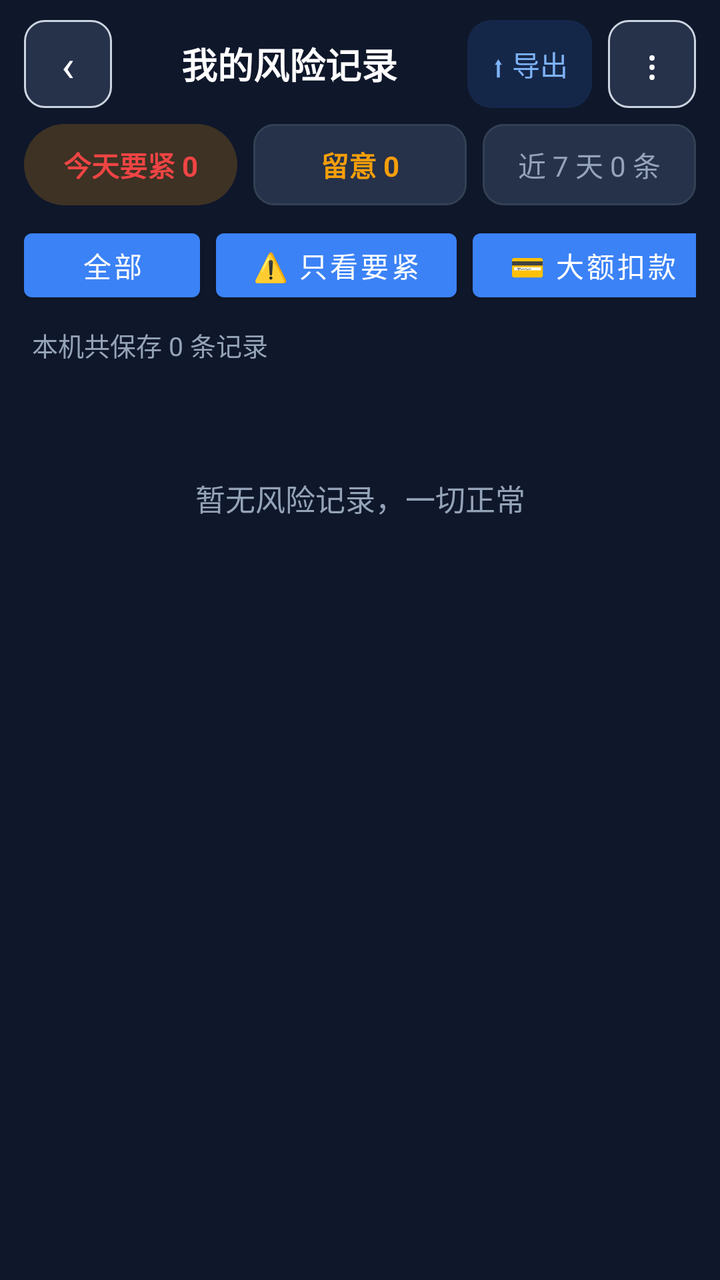
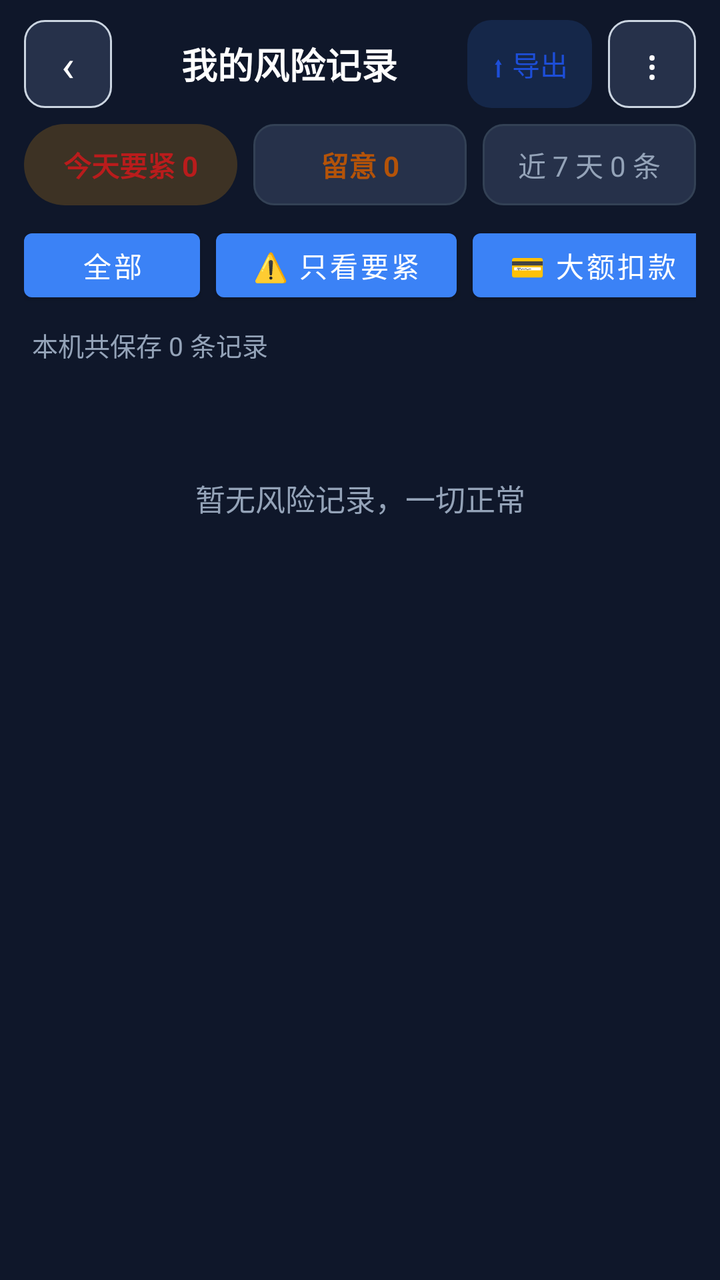

Two renders of the same Android screen: before a commit and after it. Below are the layout's source before the change and the commit's diff.
<!-- AndroidManifest.xml: application theme Theme.AntiFraudGuard -->
<!-- res/layout/activity_risk_log.xml -->
<?xml version="1.0" encoding="utf-8"?>
<LinearLayout xmlns:android="http://schemas.android.com/apk/res/android"
    android:layout_width="match_parent"
    android:layout_height="match_parent"
    android:orientation="vertical"
    android:background="?attr/appBg">

    
    <LinearLayout
        android:layout_width="match_parent"
        android:layout_height="wrap_content"
        android:orientation="horizontal"
        android:paddingStart="12dp"
        android:paddingEnd="12dp"
        android:paddingTop="10dp"
        android:paddingBottom="8dp"
        android:gravity="center_vertical">

        <TextView
            android:id="@+id/btn_back"
            android:layout_width="44dp"
            android:layout_height="44dp"
            android:gravity="center"
            android:text="‹"
            android:textSize="22sp"
            android:textColor="?attr/appText"
            android:background="@drawable/bg_input" />

        <TextView
            android:layout_width="0dp"
            android:layout_height="wrap_content"
            android:layout_weight="1"
            android:text="我的风险记录"
            android:textColor="?attr/appText"
            android:textSize="18sp"
            android:textStyle="bold"
            android:gravity="center" />

        <TextView
            android:id="@+id/btn_export_text"
            android:layout_width="wrap_content"
            android:layout_height="44dp"
            android:gravity="center"
            android:text="⬆ 导出"
            android:textColor="#7EB3F8"
            android:textSize="14sp"
            android:paddingHorizontal="12dp"
            android:background="@drawable/bg_btn_tonal" />

        <TextView
            android:id="@+id/btn_more"
            android:layout_width="44dp"
            android:layout_height="44dp"
            android:layout_marginStart="8dp"
            android:gravity="center"
            android:text="⋮"
            android:textSize="20sp"
            android:textColor="?attr/appText"
            android:background="@drawable/bg_input" />
    </LinearLayout>

    
    <LinearLayout
        android:layout_width="match_parent"
        android:layout_height="wrap_content"
        android:orientation="horizontal"
        android:paddingHorizontal="12dp"
        android:paddingBottom="8dp">

        <TextView
            android:id="@+id/tv_count_high"
            android:layout_width="0dp"
            android:layout_height="wrap_content"
            android:layout_weight="1"
            android:background="@drawable/bg_pill_alert"
            android:gravity="center"
            android:paddingVertical="10dp"
            android:text="今天要紧 0"
            android:textColor="#EF4444"
            android:textSize="14sp"
            android:textStyle="bold" />

        <TextView
            android:id="@+id/tv_count_mid"
            android:layout_width="0dp"
            android:layout_height="wrap_content"
            android:layout_marginStart="8dp"
            android:layout_weight="1"
            android:background="@drawable/bg_meta_box"
            android:gravity="center"
            android:paddingVertical="10dp"
            android:text="留意 0"
            android:textColor="#F59E0B"
            android:textSize="14sp"
            android:textStyle="bold" />

        <TextView
            android:id="@+id/tv_count_week"
            android:layout_width="0dp"
            android:layout_height="wrap_content"
            android:layout_marginStart="8dp"
            android:layout_weight="1"
            android:background="@drawable/bg_meta_box"
            android:gravity="center"
            android:paddingVertical="10dp"
            android:text="近 7 天 0 条"
            android:textColor="?attr/appTextDim"
            android:textSize="14sp" />
    </LinearLayout>

    
    <HorizontalScrollView
        android:layout_width="match_parent"
        android:layout_height="wrap_content"
        android:scrollbars="none"
        android:paddingHorizontal="12dp"
        android:paddingBottom="8dp">

        <LinearLayout
            android:layout_width="wrap_content"
            android:layout_height="wrap_content"
            android:orientation="horizontal">

            <Button
                android:id="@+id/filter_all"
                android:layout_width="wrap_content"
                android:layout_height="44dp"
                android:paddingHorizontal="18dp"
                android:text="全部"
                android:textSize="14sp"
                android:layout_marginEnd="8dp" />

            <Button
                android:id="@+id/filter_high"
                android:layout_width="wrap_content"
                android:layout_height="44dp"
                android:paddingHorizontal="18dp"
                android:text="⚠️ 只看要紧"
                android:textSize="14sp"
                android:layout_marginEnd="8dp" />

            <Button
                android:id="@+id/filter_payment"
                android:layout_width="wrap_content"
                android:layout_height="44dp"
                android:paddingHorizontal="18dp"
                android:text="💳 大额扣款"
                android:textSize="14sp"
                android:layout_marginEnd="8dp" />

            <Button
                android:id="@+id/filter_call"
                android:layout_width="wrap_content"
                android:layout_height="44dp"
                android:paddingHorizontal="18dp"
                android:text="📞 通话风险"
                android:textSize="14sp"
                android:layout_marginEnd="8dp" />

            <Button
                android:id="@+id/filter_sos"
                android:layout_width="wrap_content"
                android:layout_height="44dp"
                android:paddingHorizontal="18dp"
                android:text="🆘 求助提醒"
                android:textSize="14sp"
                android:layout_marginEnd="8dp" />

            <Button
                android:id="@+id/filter_location"
                android:layout_width="wrap_content"
                android:layout_height="44dp"
                android:paddingHorizontal="18dp"
                android:text="📍 位置记录"
                android:textSize="14sp"
                android:layout_marginEnd="8dp" />

            <Button
                android:id="@+id/filter_fall"
                android:layout_width="wrap_content"
                android:layout_height="44dp"
                android:paddingHorizontal="18dp"
                android:text="🚑 跌倒"
                android:textSize="14sp" />
        </LinearLayout>
    </HorizontalScrollView>

    <TextView
        android:id="@+id/tv_count"
        android:layout_width="match_parent"
        android:layout_height="wrap_content"
        android:text="本机共保存 0 条记录"
        android:textColor="?attr/appTextDim"
        android:textSize="13sp"
        android:paddingHorizontal="16dp"
        android:paddingBottom="8dp" />

    <TextView
        android:id="@+id/tv_empty"
        android:layout_width="match_parent"
        android:layout_height="wrap_content"
        android:text="暂无风险记录，一切正常"
        android:textColor="?attr/appTextDim"
        android:textSize="15sp"
        android:gravity="center"
        android:lineSpacingExtra="4dp"
        android:paddingTop="48dp"
        android:paddingHorizontal="24dp" />

    <ListView
        android:id="@+id/lv_risk_events"
        android:layout_width="match_parent"
        android:layout_height="match_parent"
        android:divider="@null"
        android:dividerHeight="0dp" />

</LinearLayout>
<!-- resources referenced by this layout -->
<resources>
  <!-- drawable bg_btn_tonal (drawable) -->
  <?xml version="1.0" encoding="utf-8"?>
  <shape xmlns:android="http://schemas.android.com/apk/res/android" android:shape="rectangle">
      <solid android:color="#263B82F6" />
      <corners android:radius="12dp" />
  </shape>
  <!-- drawable bg_input (drawable) -->
  <?xml version="1.0" encoding="utf-8"?>
  <shape xmlns:android="http://schemas.android.com/apk/res/android" android:shape="rectangle">
      <solid android:color="?attr/appInputBg" />
      <corners android:radius="10dp" />
      <stroke android:width="1dp" android:color="#CBD5E1" />
  </shape>
  <!-- drawable bg_meta_box (drawable) -->
  <?xml version="1.0" encoding="utf-8"?>
  <shape xmlns:android="http://schemas.android.com/apk/res/android" android:shape="rectangle">
      <solid android:color="?attr/appCardAlt" />
      <stroke android:width="1dp" android:color="?attr/appDivider" />
      <corners android:radius="10dp" />
  </shape>
  <!-- drawable bg_pill_alert (drawable) -->
  <?xml version="1.0" encoding="utf-8"?>
  <shape xmlns:android="http://schemas.android.com/apk/res/android" android:shape="rectangle">
      <solid android:color="#33F59E0B" />
      <corners android:radius="999dp" />
  </shape>
  <style name="Theme.AntiFraudGuard" parent="Theme.MaterialComponents.NoActionBar">
          
          <item name="colorPrimary">@color/blue_500</item>
          <item name="colorPrimaryVariant">@color/blue_700</item>
          <item name="colorOnPrimary">@color/white</item>
          
          <item name="colorSecondary">@color/emerald_500</item>
          <item name="colorSecondaryVariant">@color/emerald_700</item>
          <item name="colorOnSecondary">@color/white</item>
  
          <item name="appBg">#0F172A</item>
          <item name="appCard">#1E293B</item>
          <item name="appCardAlt">#26314A</item>
          <item name="appText">#FFFFFF</item>
          <item name="appTextDim">#94A3B8</item>
          <item name="appDivider">#334155</item>
          <item name="appInputBg">#26314A</item>
          <item name="appInputText">#FFFFFF</item>
  
          
          <item name="appDangerBgSoft">#3F1A1E</item>
          <item name="appWarnBgSoft">#3A2E12</item>
          <item name="appWarnTextStrong">#FCD34D</item>
          <item name="appWarnTextDim">#D4B36A</item>
          <item name="appDangerTextStrong">#FCA5A5</item>
          <item name="appDangerTextDim">#DCA9A9</item>
  
          
          <item name="android:statusBarColor">#0F172A</item>
          <item name="android:windowBackground">#0F172A</item>
          <item name="android:navigationBarColor">#0F172A</item>
      </style>
  <color name="blue_500">#3B82F6</color>
  <color name="blue_700">#1D4ED8</color>
  <color name="white">#FFFFFFFF</color>
  <color name="emerald_500">#10B981</color>
  <color name="emerald_700">#047857</color>
</resources>

<!-- the commit's change to res/layout/activity_risk_log.xml (unified diff, before → after) -->
@@ -42,7 +42,7 @@
             android:layout_height="44dp"
             android:gravity="center"
             android:text="⬆ 导出"
-            android:textColor="#7EB3F8"
+            android:textColor="@color/c_accent_blue"
             android:textSize="14sp"
             android:paddingHorizontal="12dp"
             android:background="@drawable/bg_btn_tonal" />
@@ -76,7 +76,7 @@
             android:gravity="center"
             android:paddingVertical="10dp"
             android:text="今天要紧 0"
-            android:textColor="#EF4444"
+            android:textColor="@color/c_accent_red"
             android:textSize="14sp"
             android:textStyle="bold" />
 
@@ -90,7 +90,7 @@
             android:gravity="center"
             android:paddingVertical="10dp"
             android:text="留意 0"
-            android:textColor="#F59E0B"
+            android:textColor="@color/c_accent_amber"
             android:textSize="14sp"
             android:textStyle="bold" />
 
